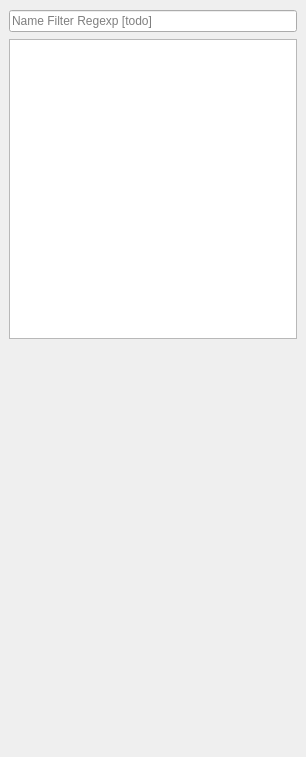
Old version of the form src/app/ddFrameVisualization.ui in the repository ori-drs/director.
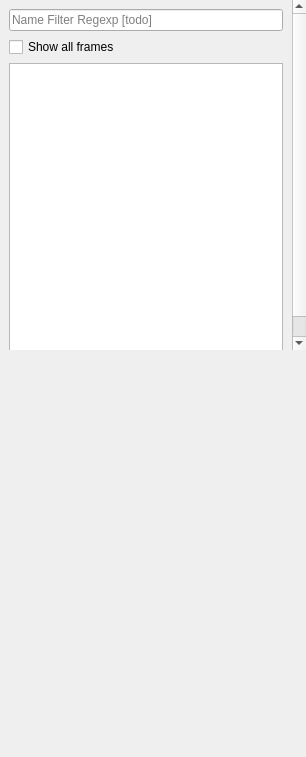
New version of the form.

Commit message: add checkbox to show/hide all frames in framevisualization

```diff
--- a/src/app/ddFrameVisualization.ui
+++ b/src/app/ddFrameVisualization.ui
@@ -54,8 +54,8 @@
        <rect>
         <x>0</x>
         <y>0</y>
-        <width>306</width>
-        <height>351</height>
+        <width>292</width>
+        <height>378</height>
        </rect>
       </property>
       <layout class="QVBoxLayout" name="verticalLayout_4">
@@ -69,6 +69,13 @@
          </property>
         </widget>
        </item>
+       <item>
+        <widget class="QCheckBox" name="allFramesCheckBox">
+         <property name="text">
+          <string>Show all frames</string>
+         </property>
+        </widget>
+       </item>
        <item>
         <widget class="QListWidget" name="linkFramesListWidget">
          <property name="sizePolicy">
```
Left out of the diff: 11 changed lines with no effect on the pictures. The commit also changes 1 other file.
